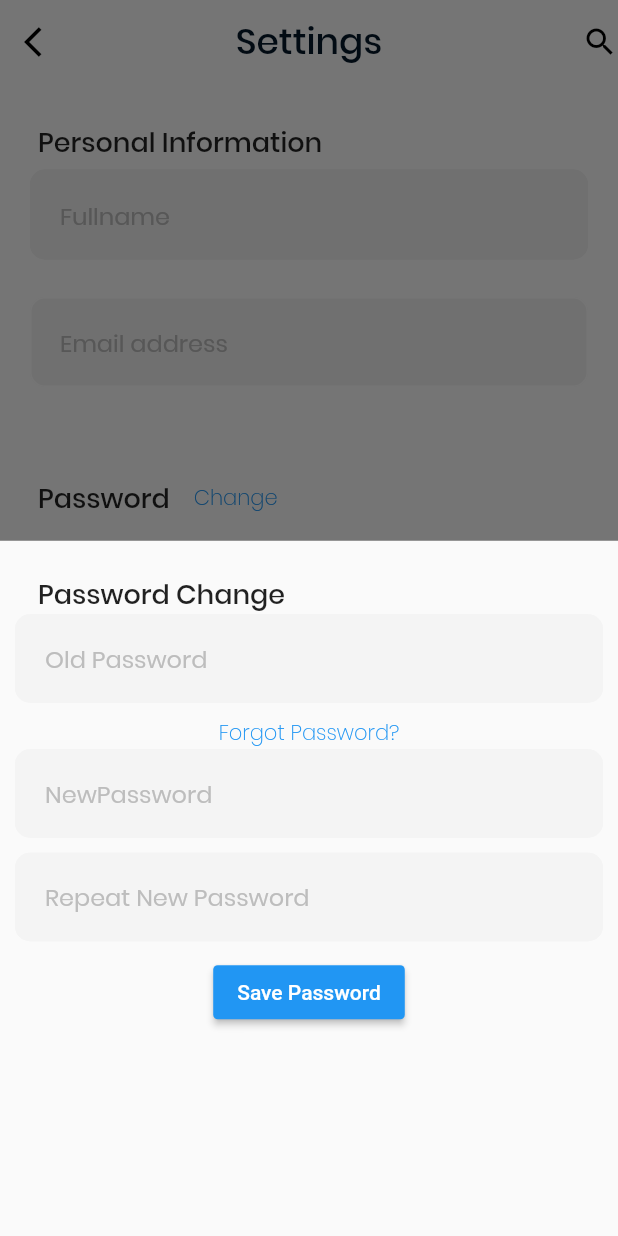
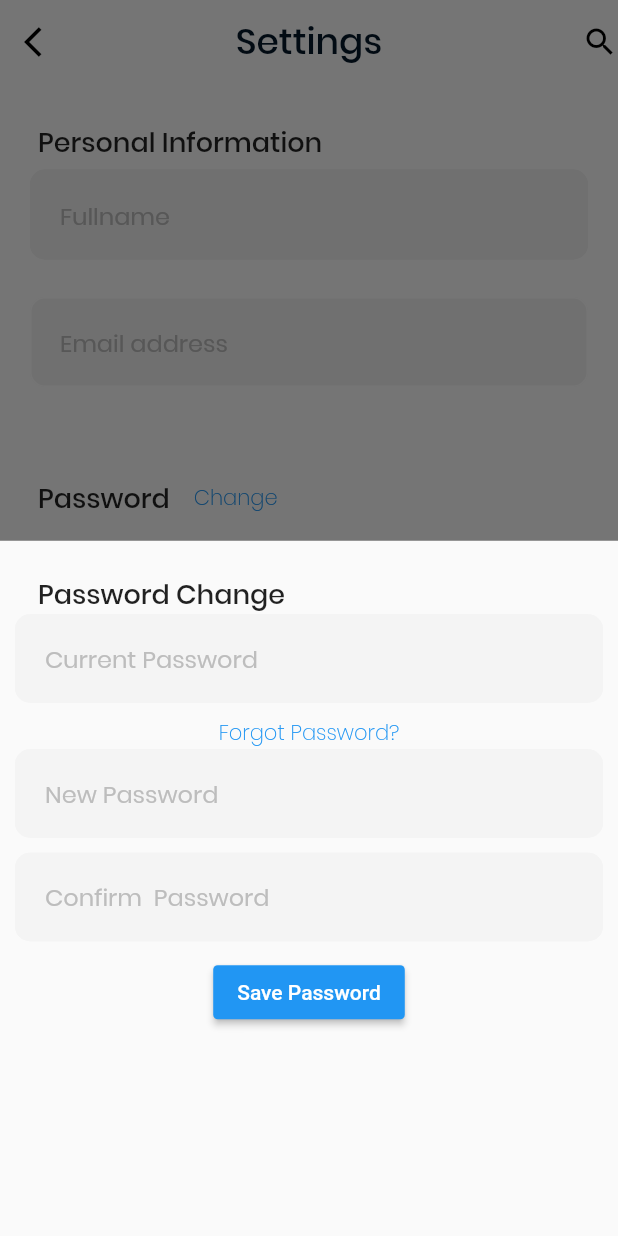
Before and after one commit to hngi/mobileforce-iCook, a Flutter app: the SettingsScreen screen opened directly, after a tap on "Change", on a phone screen of 412 x 824 dp. Run offline on Flutter 3.47's test engine with Material 2 defaults, Android fonts, the light colour scheme and no system bars; our stand-ins replace cached_network_image, carousel_pro, dio, flutter_easyrefresh, flutter_screenutil, get and 13 more; missing offline and left inert: animated_dialog_box, build_daemon, transformer_page_view; accounts and stored records are empty; generated files the repository leaves out were written again.

Commit message:
upated chang

```diff
--- a/icook_mobile/lib/ui/settings/settings.dart
+++ b/icook_mobile/lib/ui/settings/settings.dart
@@ -69,7 +69,6 @@ class _SettingsScreenState extends State<SettingsScreen> {
                               color: Color(0XFFBDBDBD),
                               fontSize: 16,
                               fontFamily: "Poppins"),
-                          fillColor: Color(0xFFF4F4F4),
                           filled: true,
                           focusedBorder: OutlineInputBorder(
                             borderRadius:
@@ -101,7 +100,6 @@ class _SettingsScreenState extends State<SettingsScreen> {
                               color: Color(0XFFBDBDBD),
                               fontSize: 16,
                               fontFamily: "Poppins"),
-                          fillColor: Color(0xFFF4F4F4),
                           filled: true,
                           focusedBorder: OutlineInputBorder(
                             borderRadius:
@@ -234,7 +232,7 @@ class _SettingsScreenState extends State<SettingsScreen> {
                       style: TextStyle(fontSize: 16, fontFamily: "Poppins"),
                       cursorColor: Color(0XFFF898989),
                       decoration: InputDecoration(
-                        hintText: "Old Password",
+                        hintText: "Current Password",
                       ),
                     ),
                   ),
@@ -257,7 +255,7 @@ class _SettingsScreenState extends State<SettingsScreen> {
                   keyboardType: TextInputType.visiblePassword,
                   style: TextStyle(fontSize: 16, fontFamily: "Poppins"),
                   decoration: InputDecoration(
-                    hintText: "NewPassword",
+                    hintText: "New Password",
                   ),
                 ),
               ),
@@ -270,7 +268,7 @@ class _SettingsScreenState extends State<SettingsScreen> {
                   keyboardType: TextInputType.visiblePassword,
                   style: TextStyle(fontSize: 16, fontFamily: "Poppins"),
                   decoration: InputDecoration(
-                    hintText: "Repeat New Password",
+                    hintText: "Confirm  Password",
                   ),
                 ),
               ),
```
Also changed, not shown: icook_mobile/lib/ui/signup_screen/signup_screen.dart (+66 -26 lines).
